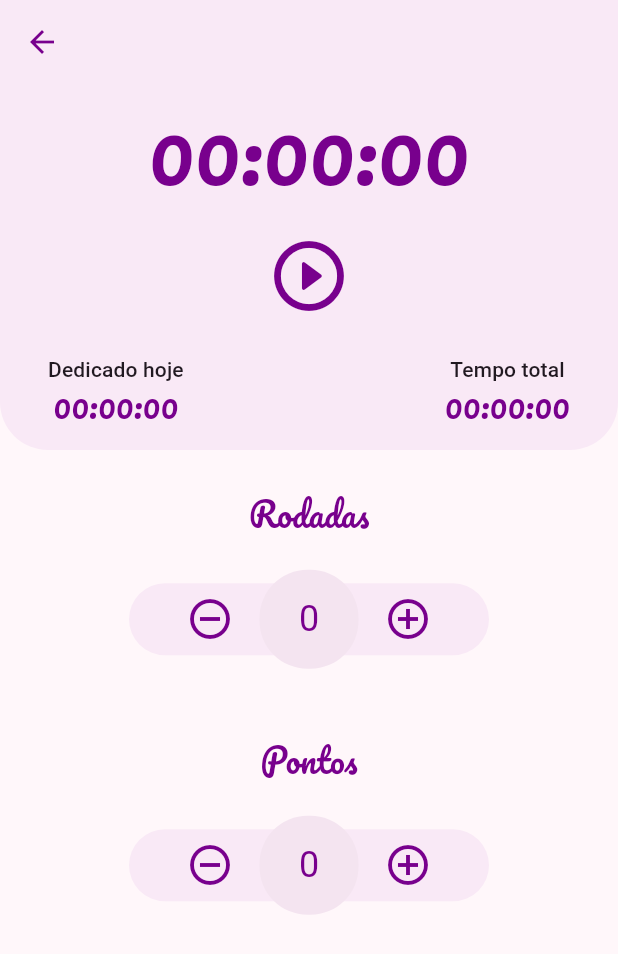
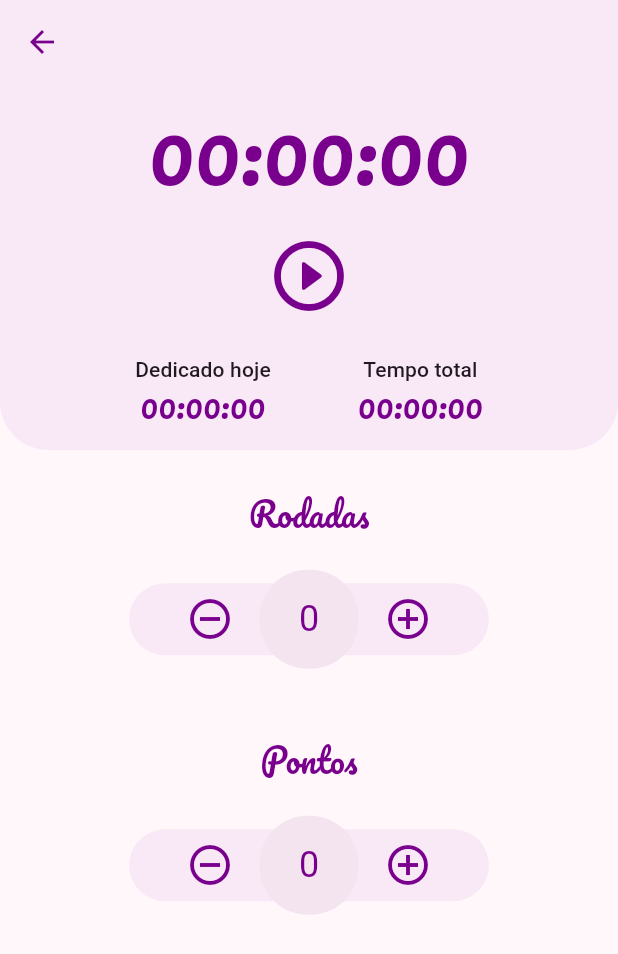
Before and after one commit to saycass/crochetime, a Flutter app: the TimerScreen screen opened directly, on a phone screen of 412 x 824 dp. Shown: the top 954 px of the screen. Run offline on Flutter 3.47's test engine with Material 3 defaults, Android fonts, the phone set to English and light mode, and no system bars; our stand-ins replace animate_do, go_router, google_fonts; network calls fail.

Commit message:
Update timer screen

```diff
--- a/lib/ui/workspace/timer/timer_screen.dart
+++ b/lib/ui/workspace/timer/timer_screen.dart
@@ -49,7 +49,7 @@ class _TimerScreenState extends State<TimerScreen> {
                         TimeKeeper(stopwatch: _stopwatch),
                         Dimension.small.vertical,
                         Row(
-                          mainAxisAlignment: MainAxisAlignment.center,
+                          mainAxisAlignment: MainAxisAlignment.spaceEvenly,
                           children: [
                             Column(
                               children: [
@@ -68,7 +68,6 @@ class _TimerScreenState extends State<TimerScreen> {
                                 ),
                               ],
                             ),
-                            const Spacer(),
                             Column(
                               children: [
                                 Text(
```
